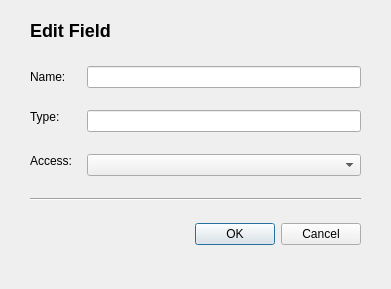
Above: src/view/classes/editfielddialog.ui from Garttox/icp before the change. Below: the same form after it.
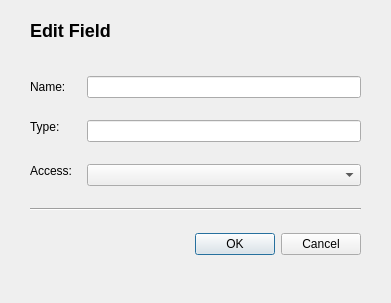
That is the form after the change.

Diff of the .ui file:
```diff
--- a/src/view/classes/editfielddialog.ui
+++ b/src/view/classes/editfielddialog.ui
@@ -7,7 +7,7 @@
     <x>0</x>
     <y>0</y>
     <width>391</width>
-    <height>289</height>
+    <height>303</height>
    </rect>
   </property>
   <property name="windowTitle">
@@ -20,7 +20,7 @@
    <property name="geometry">
     <rect>
      <x>30</x>
-     <y>50</y>
+     <y>60</y>
      <width>331</width>
      <height>211</height>
     </rect>
```
Left out of the diff: 2 changed lines with no effect on the pictures.
